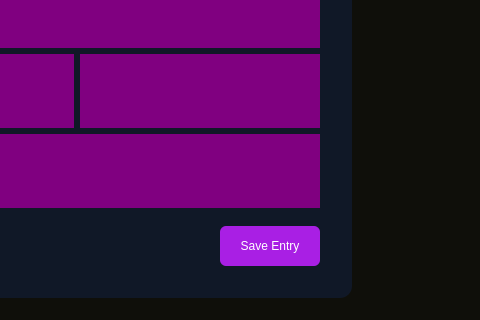
This is src/mainContent/creditcardform.ui in Keypr-org/qt_client as Qt 5 draws it before an edit; both pictures show x 326 to 806 and y 424 to 744 of the 806 by 744 pixel window. The edited form follows.
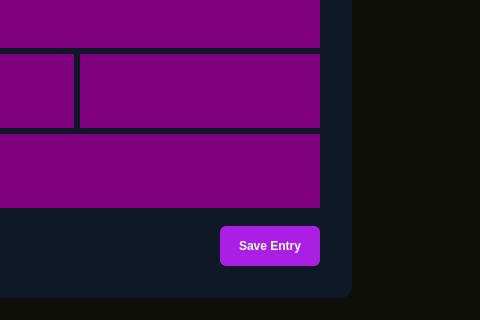
This is the edited form. Custom widgets are drawn as their Qt base class.

Diff of the .ui file:
```diff
--- a/src/mainContent/creditcardform.ui
+++ b/src/mainContent/creditcardform.ui
@@ -268,6 +268,11 @@
              <height>40</height>
             </size>
            </property>
+           <property name="font">
+            <font>
+             <bold>true</bold>
+            </font>
+           </property>
            <property name="cursor">
             <cursorShape>PointingHandCursor</cursorShape>
            </property>
```
